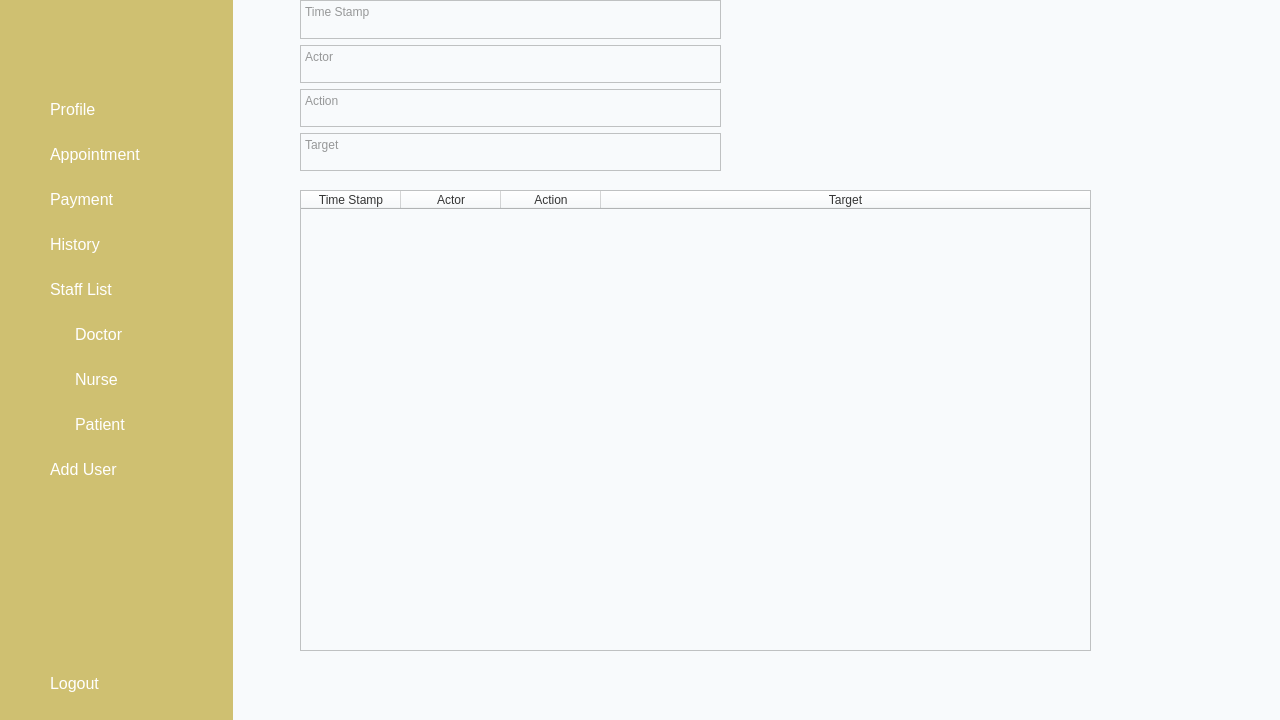
RoronoaZoro321/Healthcare-Management-System, file src/gui/ui/MainWindowAdmin.ui: the form before one commit.
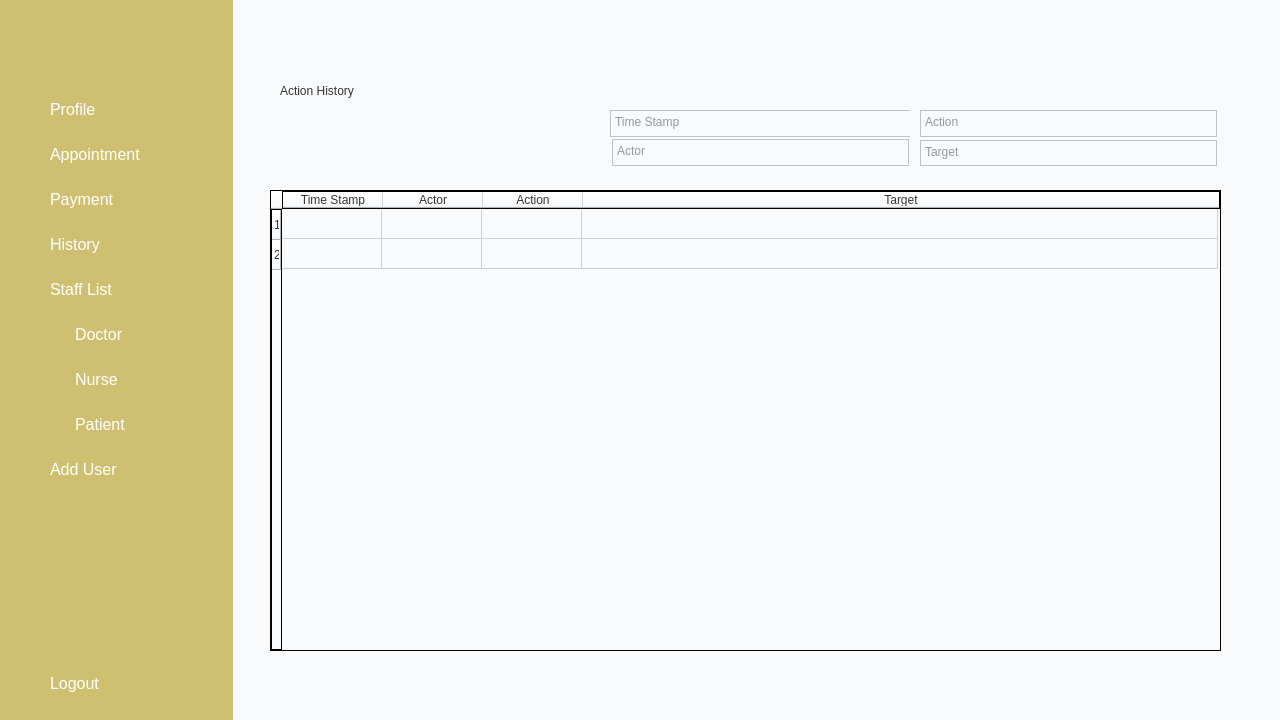
The form after the commit. The open tabs and pages were chosen to show the change. Icons and pictures are not drawn.

Patch:
```diff
--- a/src/gui/ui/MainWindowAdmin.ui
+++ b/src/gui/ui/MainWindowAdmin.ui
@@ -520,14 +520,15 @@
          <widget class="QTableWidget" name="tableWidget_2">
           <property name="geometry">
            <rect>
-            <x>80</x>
+            <x>50</x>
             <y>200</y>
-            <width>791</width>
+            <width>951</width>
             <height>461</height>
            </rect>
           </property>
           <property name="styleSheet">
-           <string notr="true"/>
+           <string notr="true">border: 1px solid black;
+selection-color: rgb(255, 234, 56);</string>
           </property>
           <attribute name="horizontalHeaderStretchLastSection">
            <bool>true</bool>
@@ -535,6 +536,8 @@
           <attribute name="verticalHeaderStretchLastSection">
            <bool>false</bool>
           </attribute>
+          <row/>
+          <row/>
           <column>
            <property name="text">
             <string>Time Stamp</string>
@@ -559,42 +562,102 @@
          <widget class="QWidget" name="widget_9" native="true">
           <property name="geometry">
            <rect>
-            <x>80</x>
-            <y>10</y>
-            <width>421</width>
-            <height>171</height>
+            <x>380</x>
+            <y>100</y>
+            <width>311</width>
+            <height>91</height>
            </rect>
           </property>
-          <layout class="QVBoxLayout" name="verticalLayout_3">
-           <item>
             <widget class="QTextEdit" name="textEdit_logs">
+           <property name="geometry">
+            <rect>
+             <x>10</x>
+             <y>20</y>
+             <width>301</width>
+             <height>27</height>
+            </rect>
+           </property>
+           <property name="styleSheet">
+            <string notr="true"/>
+           </property>
              <property name="placeholderText">
               <string>Time Stamp</string>
              </property>
             </widget>
-           </item>
-           <item>
             <widget class="QTextEdit" name="textEdit_logs_2">
+           <property name="geometry">
+            <rect>
+             <x>12</x>
+             <y>49</y>
+             <width>297</width>
+             <height>27</height>
+            </rect>
+           </property>
+           <property name="styleSheet">
+            <string notr="true"/>
+           </property>
              <property name="placeholderText">
               <string>Actor</string>
              </property>
             </widget>
-           </item>
-           <item>
+         </widget>
+         <widget class="QLabel" name="label_15">
+          <property name="geometry">
+           <rect>
+            <x>60</x>
+            <y>80</y>
+            <width>141</width>
+            <height>41</height>
+           </rect>
+          </property>
+          <property name="styleSheet">
+           <string notr="true">font: 700 20pt &quot;Geneva&quot;;</string>
+          </property>
+          <property name="text">
+           <string>Action History</string>
+          </property>
+         </widget>
+         <widget class="QWidget" name="widget_18" native="true">
+          <property name="geometry">
+           <rect>
+            <x>690</x>
+            <y>110</y>
+            <width>311</width>
+            <height>71</height>
+           </rect>
+          </property>
             <widget class="QTextEdit" name="textEdit_logs_3">
+           <property name="geometry">
+            <rect>
+             <x>10</x>
+             <y>10</y>
+             <width>297</width>
+             <height>27</height>
+            </rect>
+           </property>
+           <property name="styleSheet">
+            <string notr="true"/>
+           </property>
              <property name="placeholderText">
               <string>Action</string>
              </property>
             </widget>
-           </item>
-           <item>
             <widget class="QTextEdit" name="textEdit_logs_4">
+           <property name="geometry">
+            <rect>
+             <x>10</x>
+             <y>40</y>
+             <width>297</width>
+             <height>26</height>
+            </rect>
+           </property>
+           <property name="styleSheet">
+            <string notr="true"/>
+           </property>
              <property name="placeholderText">
               <string>Target</string>
              </property>
             </widget>
-           </item>
-          </layout>
          </widget>
         </widget>
        </widget>
```
Left out of the diff: 14 changed lines with no effect on the pictures. Lines whose indentation alone changed are shown as unchanged.
